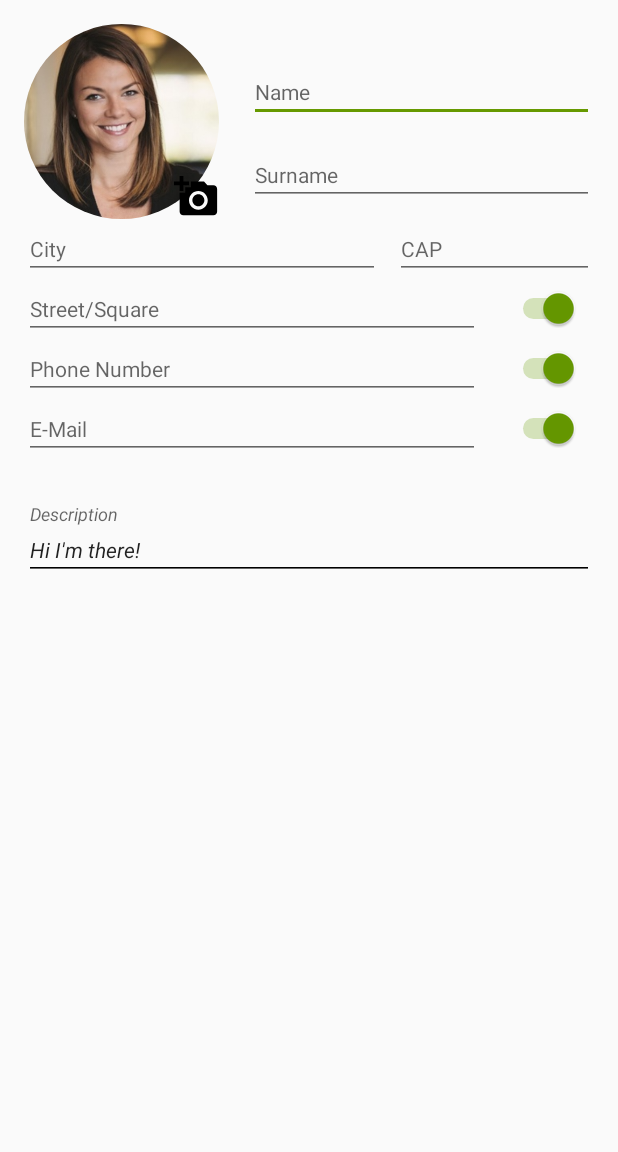
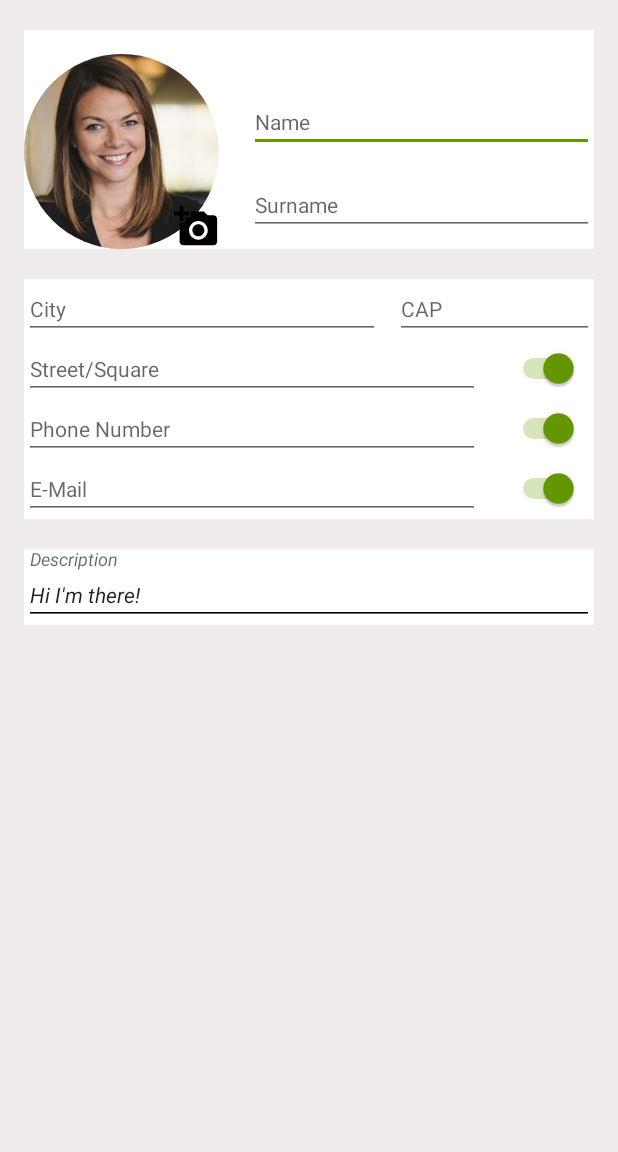
Before and after one commit to SergioGentile/WonderBook, an Android app: the EditProfile screen opened directly, with no data from a screen before it, on a phone screen of 412 x 824 dp, the part 84-1236 px from its top. Run offline under Robolectric (Android 15) with nearby library versions, the phone set to English and light mode, and no system bars; our stand-ins replace CircleImageView; libraries missing offline, so code that uses them is left out: com.rengwuxian.materialedittext; plain views replace MaterialEditText; 21 statements that could not run were skipped.

Commit message:
Last working version

```diff
--- a/app/src/main/java/it/polito/mad/booksharing/cropper.java
+++ b/app/src/main/java/it/polito/mad/booksharing/cropper.java
@@ -43,9 +43,9 @@ public class cropper extends AppCompatActivity {
         btnDone.setOnClickListener(new View.OnClickListener() {
             @Override
             public void onClick(View v) {
-              cropImage();
-              saveImageOnInternalStorage(cropperView.getCroppedBitmap());
-              finish();
+                cropImage();
+                saveImageOnInternalStorage(cropperView.getCroppedBitmap());
+                finish();
             }
         });
 
--- a/app/src/main/res/layout/activity_edit_profile.xml
+++ b/app/src/main/res/layout/activity_edit_profile.xml
@@ -2,7 +2,8 @@
 <RelativeLayout xmlns:android="http://schemas.android.com/apk/res/android"
     xmlns:app="http://schemas.android.com/apk/res-auto"
     android:layout_width="match_parent"
-    android:layout_height="match_parent">
+    android:layout_height="match_parent"
+    android:background="#F0ECEC">
 
     <LinearLayout
         android:layout_width="match_parent"
@@ -25,9 +26,9 @@
                 android:layout_width="wrap_content"
                 android:layout_height="wrap_content"
                 android:layout_gravity="right|center"
-                android:padding="@dimen/padding"
                 android:layout_marginRight="@dimen/margin_left"
                 android:background="@android:color/transparent"
+                android:padding="@dimen/padding"
                 android:src="@drawable/ic_check_black_24dp" />
         </android.support.v7.widget.ActionBarContainer>
 
@@ -40,6 +41,7 @@
                 android:layout_height="match_parent">
 
                 <LinearLayout
+                    android:layout_marginTop="20dp"
                     android:layout_width="match_parent"
                     android:layout_height="match_parent"
                     android:layout_marginLeft="@dimen/margin_left"
@@ -49,6 +51,7 @@
                     <LinearLayout
                         android:layout_width="match_parent"
                         android:layout_height="wrap_content"
+                        android:background="@android:color/white"
                         android:orientation="horizontal">
 
                         <RelativeLayout
@@ -109,6 +112,13 @@
                                 app:met_underlineColor="@android:color/black" />
                         </LinearLayout>
                     </LinearLayout>
+
+                    <LinearLayout
+                        android:layout_marginTop="20dp"
+                        android:orientation="vertical"
+                        android:layout_width="match_parent"
+                        android:layout_height="wrap_content"
+                        android:background="@android:color/white">
 
                         <LinearLayout
                             android:layout_width="match_parent"
@@ -246,10 +256,13 @@
                                 android:checked="true" />
                         </LinearLayout>
 
+                    </LinearLayout>
+
                     <android.support.design.widget.TextInputLayout
+                        android:background="@android:color/white"
                         android:layout_width="match_parent"
                         android:layout_height="wrap_content"
-                        android:layout_marginTop="30dp"
+                        android:layout_marginTop="20dp"
                         android:textCursorDrawable="@null"
                         android:theme="@style/AutocompleteDescription">
 
@@ -258,12 +271,12 @@
                             android:id="@+id/description"
                             android:layout_width="match_parent"
                             android:layout_height="wrap_content"
+                            android:ellipsize="start"
                             android:hint="@string/description"
                             android:textCursorDrawable="@null"
                             android:textSize="@dimen/tv_dim"
                             android:textStyle="italic"
-                            android:theme="@style/Autocomplete"
-                            android:ellipsize="start"/>
+                            android:theme="@style/Autocomplete" />
                     </android.support.design.widget.TextInputLayout>
                 </LinearLayout>
             </ScrollView>
```
Also changed, not shown: app/src/main/java/it/polito/mad/booksharing/EditProfile.java (+26 -56 lines). Lines whose indentation alone changed are shown as unchanged.
